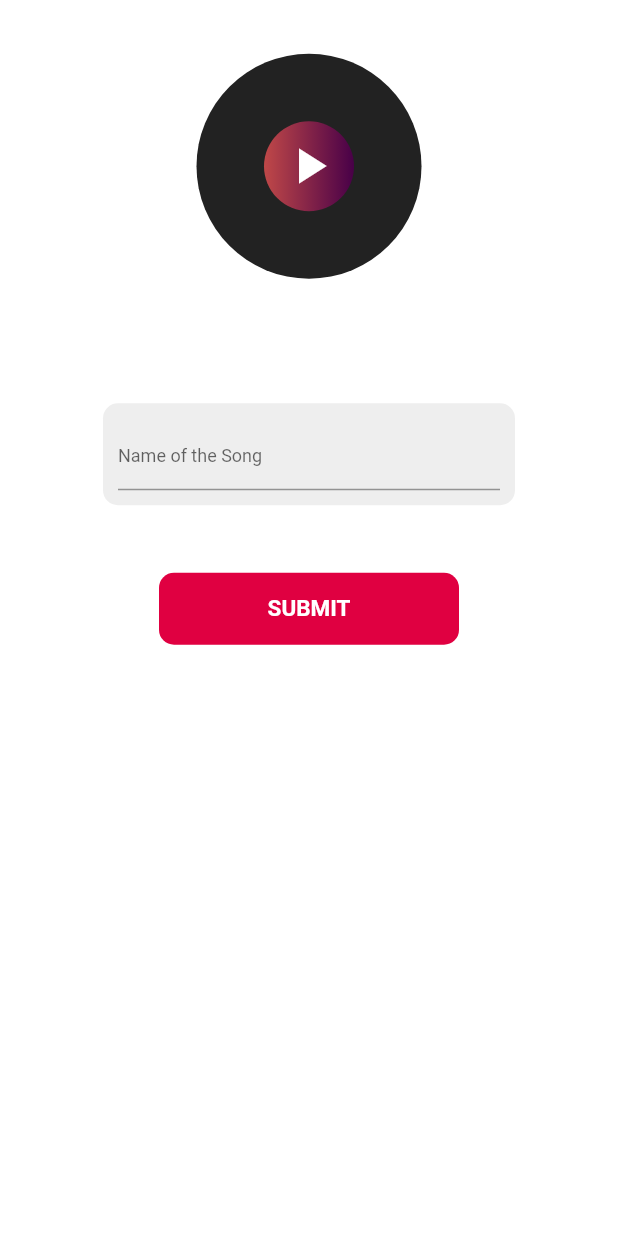
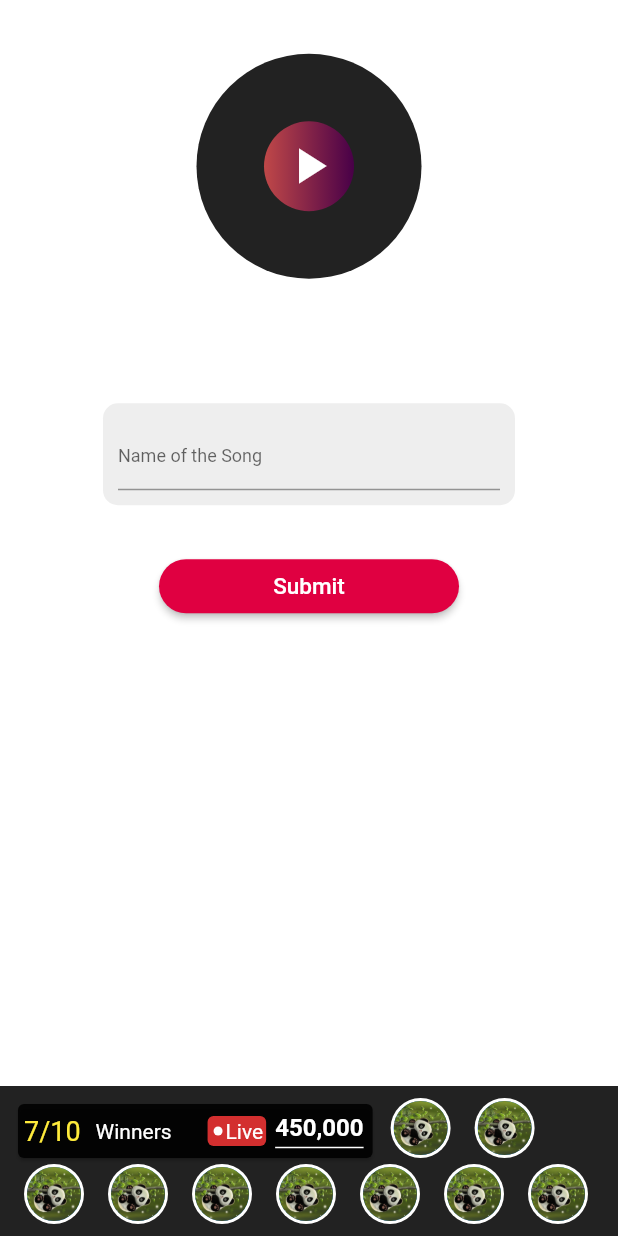
Before and after one commit to HeyAvi/qq, a Flutter app: the SoundPuzzle screen opened directly with empty values, on a phone screen of 412 x 824 dp. Run offline on Flutter 3.47's test engine with Material 2 defaults, Android fonts, the phone set to English and light mode, and no system bars; our stand-ins replace audioplayers, awesome_dialog, bloc, bloc_concurrency, country_code_picker, curved_navigation_bar and 19 more; missing offline and left inert: flutter_jigsaw_puzzle, slidable_button; accounts and stored records are empty; project files that could hold a hidden picture were left out.

Commit message:
added live_player_layout.dart for the bottom player

```diff
--- a/lib/ui/ContestDetails/SlidingPuzzle/Board.dart
+++ b/lib/ui/ContestDetails/SlidingPuzzle/Board.dart
@@ -12,6 +12,8 @@ import 'package:qq/ui/ContestDetails/SlidingPuzzle/Menu.dart';
 import 'package:qq/ui/ContestDetails/SlidingPuzzle/MyTitle.dart';
 import 'package:qq/utils/ColorConstants.dart';
 
+import '../../live_player_layout.dart';
+
 class Board extends StatefulWidget {
   Map<String, dynamic>? dynamicContent;
   final VoidCallback onIndexChanged;
@@ -21,7 +23,10 @@ class Board extends StatefulWidget {
 
   Board(Map<String, dynamic>? _dynamicContent,
       List<ParentContestQuestiondata>? contestQuestiondataDataList, int index,
-      {required this.onIndexChanged, required this.contestExampleService}) {
+      {Key? key,
+      required this.onIndexChanged,
+      required this.contestExampleService})
+      : super(key: key) {
     dynamicContent = _dynamicContent;
     contestQuestiondataDataLists = contestQuestiondataDataList;
     indexs = index;
@@ -46,12 +51,9 @@ class _BoardState extends State<Board> {
   @override
   void initState() {
     super.initState();
-
     var arr = jsonDecode(widget.dynamicContent!["content"]) as List;
-
     startNumber = int.parse(arr[0].toString());
     endNumber = int.parse(arr[1].toString());
-
     for (int i = startNumber; i <= endNumber; i++) {
       numbers.add(i);
     }
@@ -67,7 +69,7 @@ class _BoardState extends State<Board> {
 
     return Scaffold(
       body: SafeArea(
-          child: Container(
+        child: SizedBox(
           height: size.height,
           child: Column(
             children: <Widget>[
@@ -75,31 +77,27 @@ class _BoardState extends State<Board> {
               Expanded(
                 child: Grid(numbers, size, clickGrid),
               ),
-                Menu(reset, move, secondsPassed, size),
-              ],
+              // Menu(reset, move, secondsPassed, size),
+              Padding(
+                padding: const EdgeInsets.only(bottom: 8.0),
+                child: ElevatedButton(
+                    style: ElevatedButton.styleFrom(
+                      backgroundColor: ColorConstants.primaryColor3,
+                      maximumSize: const Size(200, 50),
+                      foregroundColor: Colors.white,
+                      shape: RoundedRectangleBorder(
+                        borderRadius: BorderRadius.circular(12.0),
                       ),
                     ),
-        ),
-        floatingActionButton: Row(children: [
-          Expanded(
-              child: Row(
-            mainAxisAlignment: MainAxisAlignment.center,
-            children: [
-              const SizedBox(
-                width: 80,
-              ),
-              SizedBox(
-                width: 150,
-                child: FloatingActionButton.extended(
-                  backgroundColor: ColorConstants.primaryColor3,
                     onPressed: () => {
                           BlocProvider.of<ContestBloc>(context).add(
                             SubmitQuestionDataEvent(
                                 context: context,
-                          contestId: widget.contestExampleService?.contestdata
-                                  ?.contest_id ??
+                                contestId: widget.contestExampleService
+                                        ?.contestdata?.contest_id ??
                                     contestService.contestdata!.contest_id,
-                          questionId: widget.dynamicContent!["question_id"],
+                                questionId:
+                                    widget.dynamicContent!["question_id"],
                                 answerGiven: "yes",
                                 isAnswerTrue: "true".toString(),
                                 moves: "1",
@@ -109,13 +107,14 @@ class _BoardState extends State<Board> {
                                 currentIndex: widget.indexs!),
                           )
                         },
-                  heroTag: null,
-                  label: const Text("SUBMIT"),
-                ),
+                    child: Text('Submit')),
               )
             ],
-          )),
-        ]));
+          ),
+        ),
+      ),
+      bottomNavigationBar: const LivePlayerLayout(),
+    );
   }
 
   void clickGrid(index) {
--- a/lib/ui/ContestDetails/SlidingPuzzle/Grid.dart
+++ b/lib/ui/ContestDetails/SlidingPuzzle/Grid.dart
@@ -6,19 +6,19 @@ class Grid extends StatelessWidget {
   var size;
   Function clickGrid;
 
-  Grid(this.numbers, this.size, this.clickGrid);
+  Grid(this.numbers, this.size, this.clickGrid, {Key? key}) : super(key: key);
 
   @override
   Widget build(BuildContext context) {
     var height = size.height;
 
     return Padding(
-      padding: const EdgeInsets.all(8.0),
+      padding: const EdgeInsets.all(20.0),
       child: GridView.builder(
         gridDelegate: const SliverGridDelegateWithFixedCrossAxisCount(
           crossAxisCount: 4,
-          mainAxisSpacing: 15,
-          crossAxisSpacing: 15,
+          mainAxisSpacing: 20,
+          crossAxisSpacing: 20,
         ),
         itemCount: numbers.length,
         itemBuilder: (context, index) {
--- a/lib/ui/ContestDetails/SoundPuzzle/SoundPuzzle.dart
+++ b/lib/ui/ContestDetails/SoundPuzzle/SoundPuzzle.dart
@@ -8,8 +8,11 @@ import 'package:qq/bloc/ContestBloc/ContestBloc.dart';
 import 'package:qq/models/ParentContestQuestiondata.dart';
 import 'package:qq/services/ContestServcie.dart';
 import 'package:qq/services/ServicesLocator.dart';
+import 'package:qq/ui/widgets/text_with_underline.dart';
 import 'package:qq/utils/ApiConstants.dart';
 import 'package:qq/utils/ColorConstants.dart';
+
+import '../../live_player_layout.dart';
 
 class SoundPuzzle extends StatefulWidget {
   Map<String, dynamic>? dynamicContent;
@@ -44,12 +47,15 @@ class _SoundPuzzleState extends State<SoundPuzzle> {
   int _start = 7200;
   int seconds = 0;
   late Timer _timer;
+  int totalDuration = 0;
+  int currentDuration = 0;
 
-  void startTimer() {
+  void startTimer() async {
     const oneSec = Duration(seconds: 1);
     _timer = Timer.periodic(
       oneSec,
-      (Timer timer) {
+      (Timer timer) async {
+        currentDuration = await audioPlayer.getCurrentPosition();
         if (_start == 0) {
           setState(() {
             timer.cancel();
@@ -94,6 +100,8 @@ class _SoundPuzzleState extends State<SoundPuzzle> {
 
   @override
   Widget build(BuildContext context) {
+    print(totalDuration);
+    print(currentDuration);
     return Scaffold(
       backgroundColor: Colors.white,
       body: Padding(
@@ -235,34 +243,22 @@ class _SoundPuzzleState extends State<SoundPuzzle> {
             const SizedBox(
               height: 30,
             ),
-              Row(
-                mainAxisAlignment: MainAxisAlignment.center,
-                children: [
-                  InkWell(
-                    child: Container(
+            Center(
+              child: SizedBox(
                 width: 200,
-                      margin:
-                          const EdgeInsets.only(left: 15, right: 15, top: 15),
-                      padding: const EdgeInsets.all(15),
-                      decoration: BoxDecoration(
-                          color: ColorConstants.primaryColor,
-                          borderRadius: BorderRadius.circular(10)),
-                      child: const Center(
-                        child: Text(
-                          'SUBMIT',
-                          style: TextStyle(
-                              color: Colors.white,
-                              fontWeight: FontWeight.bold,
-                              fontSize: 15),
+                child: ElevatedButton(
+                  style: ElevatedButton.styleFrom(
+                    backgroundColor: ColorConstants.primaryColor,
+                    shape: RoundedRectangleBorder(
+                      borderRadius: BorderRadius.circular(20),
                     ),
                   ),
-                    ),
-                    onTap: () {
+                  onPressed: () {
                     BlocProvider.of<ContestBloc>(context).add(
                         SubmitQuestionDataEvent(
                             context: context,
-                              contestId: widget.contestExampleService
-                                      ?.contestdata?.contest_id ??
+                            contestId: widget.contestExampleService?.contestdata
+                                    ?.contest_id ??
                                 contestService.contestdata!.contest_id,
                             questionId: widget.dynamicContent!["question_id"],
                             answerGiven: "yes",
@@ -273,11 +269,22 @@ class _SoundPuzzleState extends State<SoundPuzzle> {
                                 widget.contestQuestiondataDataLists,
                             currentIndex: widget.indexs!));
                   },
+                  child: const Center(
+                    child: Text(
+                      'Submit',
+                      style: TextStyle(
+                        color: Colors.white,
+                        fontSize: 15,
                       ),
-                ],
+                    ),
+                  ),
+                ),
+              ),
             )
           ],
         ),
-        ));
+      ),
+      bottomNavigationBar: const LivePlayerLayout(),
+    );
   }
 }
--- /dev/null
+++ b/lib/ui/live_player_layout.dart
@@ -0,0 +1,185 @@
+import 'package:flutter/material.dart';
+import 'package:qq/ui/widgets/text_with_underline.dart';
+
+class LivePlayerLayout extends StatefulWidget {
+  const LivePlayerLayout({Key? key}) : super(key: key);
+
+  @override
+  State<LivePlayerLayout> createState() => _LivePlayerLayoutState();
+}
+
+class _LivePlayerLayoutState extends State<LivePlayerLayout> {
+  @override
+  Widget build(BuildContext context) {
+    return Container(
+      height: 100,
+      color: Colors.black87,
+      child: Padding(
+        padding: const EdgeInsets.all(8.0),
+        child: SingleChildScrollView(
+          child: Wrap(
+            children: [
+              Card(
+                color: Colors.black87,
+                child: Padding(
+                  padding: const EdgeInsets.all(4.0),
+                  child: Row(
+                    mainAxisSize: MainAxisSize.min,
+                    children: [
+                      const Text('7/10',
+                          style:
+                          TextStyle(color: Colors.yellow, fontSize: 18)),
+                      const SizedBox(
+                        width: 10,
+                      ),
+                      const Text('Winners',
+                          style: TextStyle(color: Colors.white)),
+                      const SizedBox(
+                        width: 20,
+                      ),
+                      Card(
+                        color: Colors.red[700],
+                        child: Padding(
+                          padding: const EdgeInsets.all(2.0),
+                          child: Row(
+                            children: const [
+                              Padding(
+                                padding: EdgeInsets.all(2.0),
+                                child: CircleAvatar(
+                                  radius: 3,
+                                  backgroundColor: Colors.white,
+                                ),
+                              ),
+                              Text('Live',
+                                  style: TextStyle(
+                                    color: Colors.white,
+                                  )),
+                            ],
+                          ),
+                        ),
+                      ),
+                      const Padding(
+                        padding: EdgeInsets.all(2.0),
+                        child: TextWithUnderline(text: '450,000'),
+                      )
+                    ],
+                  ),
+                ),
+              ),
+              const Padding(
+                padding: EdgeInsets.symmetric(horizontal: 8.0),
+                child: CircleAvatar(
+                  backgroundColor: Colors.white,
+                  radius: 20,
+                  child: CircleAvatar(
+                    radius: 18,
+                    backgroundImage: AssetImage('assets/puzzleImage1.jpeg'),
+                  ),
+                ),
+              ),
+              const Padding(
+                padding: EdgeInsets.symmetric(horizontal: 8.0),
+                child: CircleAvatar(
+                  backgroundColor: Colors.white,
+                  radius: 20,
+                  child: CircleAvatar(
+                    radius: 18,
+                    backgroundImage: AssetImage('assets/puzzleImage1.jpeg'),
+                  ),
+                ),
+              ),
+              const Padding(
+                padding: EdgeInsets.symmetric(horizontal: 8.0),
+                child: CircleAvatar(
+                  backgroundColor: Colors.white,
+                  radius: 20,
+                  child: CircleAvatar(
+                    radius: 18,
+                    backgroundImage: AssetImage('assets/puzzleImage1.jpeg'),
+                  ),
+                ),
+              ),
+              const Padding(
+                padding: EdgeInsets.symmetric(horizontal: 8.0),
+                child: CircleAvatar(
+                  backgroundColor: Colors.white,
+                  radius: 20,
+                  child: CircleAvatar(
+                    radius: 18,
+                    backgroundImage: AssetImage('assets/puzzleImage1.jpeg'),
+                  ),
+                ),
+              ),
+              const Padding(
+                padding: EdgeInsets.symmetric(horizontal: 8.0),
+                child: CircleAvatar(
+                  backgroundColor: Colors.white,
+                  radius: 20,
+                  child: CircleAvatar(
+                    radius: 18,
+                    backgroundImage: AssetImage('assets/puzzleImage1.jpeg'),
+                  ),
+                ),
+              ),
+              const Padding(
+                padding: EdgeInsets.symmetric(horizontal: 8.0),
+                child: CircleAvatar(
+                  backgroundColor: Colors.white,
+                  radius: 20,
+                  child: CircleAvatar(
+                    radius: 18,
+                    backgroundImage: AssetImage('assets/puzzleImage1.jpeg'),
+                  ),
+                ),
+              ),
+              const Padding(
+                padding: EdgeInsets.symmetric(horizontal: 8.0),
+                child: CircleAvatar(
+                  backgroundColor: Colors.white,
+                  radius: 20,
+                  child: CircleAvatar(
+                    radius: 18,
+                    backgroundImage: AssetImage('assets/puzzleImage1.jpeg'),
+                  ),
+                ),
+              ),
+              const Padding(
+                padding: EdgeInsets.symmetric(horizontal: 8.0),
+                child: CircleAvatar(
+                  backgroundColor: Colors.white,
+                  radius: 20,
+                  child: CircleAvatar(
+                    radius: 18,
+                    backgroundImage: AssetImage('assets/puzzleImage1.jpeg'),
+                  ),
+                ),
+              ),
+              const Padding(
+                padding: EdgeInsets.symmetric(horizontal: 8.0),
+                child: CircleAvatar(
+                  backgroundColor: Colors.white,
+                  radius: 20,
+                  child: CircleAvatar(
+                    radius: 18,
+                    backgroundImage: AssetImage('assets/puzzleImage1.jpeg'),
+                  ),
+                ),
+              ),
+              const Padding(
+                padding: EdgeInsets.symmetric(horizontal: 8.0),
+                child: CircleAvatar(
+                  backgroundColor: Colors.white,
+                  radius: 20,
+                  child: CircleAvatar(
+                    radius: 18,
+                    backgroundImage: AssetImage('assets/puzzleImage1.jpeg'),
+                  ),
+                ),
+              ),
+            ],
+          ),
+        ),
+      ),
+    );
+  }
+}
```
Lines whose indentation alone changed are shown as unchanged.
